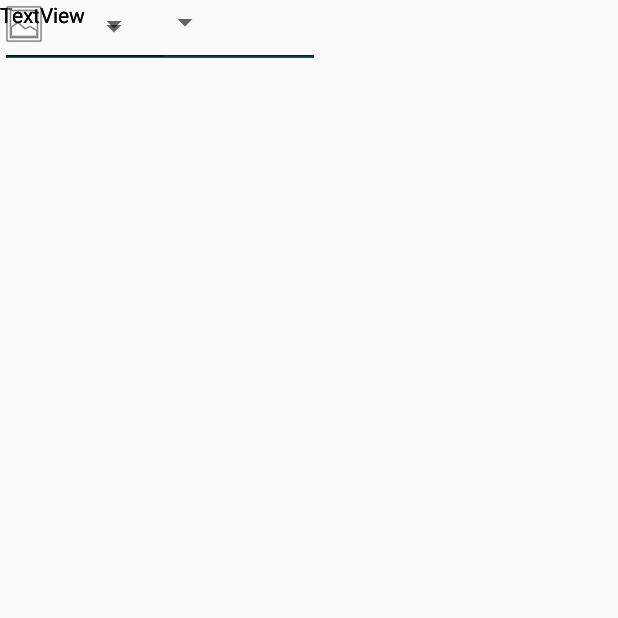
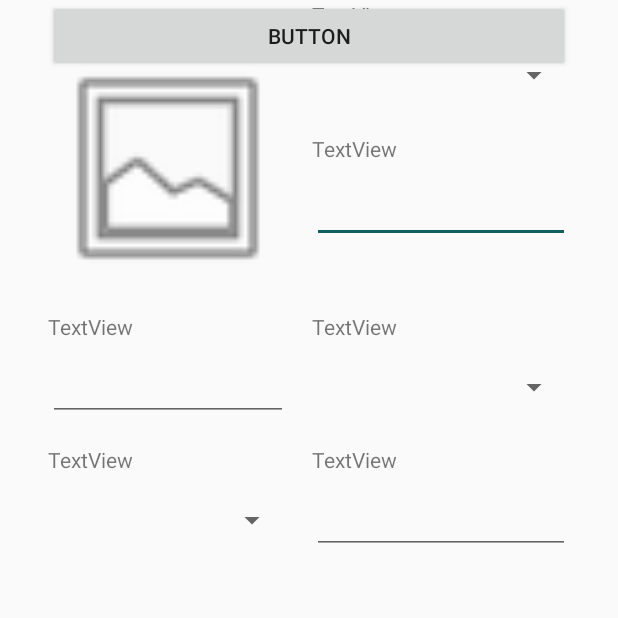
Before and after one commit to victorpereiradepaula/PetsForAll, an Android app: the AddPet screen opened directly, with no data from a screen before it, on a phone screen of 412 x 824 dp, the top half of it. Run offline under Robolectric (Android 15) with nearby library versions, the phone set to English and light mode, and no system bars.

Commit message:
tela de adição 1/3

```diff
--- a/app/src/main/res/layout/activity_add_pet.xml
+++ b/app/src/main/res/layout/activity_add_pet.xml
@@ -8,105 +8,144 @@
 
     <TextView
         android:id="@+id/textView6"
-        android:layout_width="wrap_content"
+        android:layout_width="0dp"
         android:layout_height="wrap_content"
+        android:layout_marginTop="16dp"
         android:text="TextView"
-        tools:layout_editor_absoluteX="53dp"
-        tools:layout_editor_absoluteY="153dp" />
+        app:layout_constraintEnd_toEndOf="@+id/spinner2"
+        app:layout_constraintStart_toStartOf="@+id/spinner2"
+        app:layout_constraintTop_toBottomOf="@+id/spinner2" />
 
     <TextView
         android:id="@+id/textView20"
-        android:layout_width="wrap_content"
+        android:layout_width="0dp"
         android:layout_height="wrap_content"
+        android:layout_marginTop="16dp"
         android:text="TextView"
-        tools:layout_editor_absoluteX="53dp"
-        tools:layout_editor_absoluteY="294dp" />
+        app:layout_constraintEnd_toEndOf="@+id/imageView"
+        app:layout_constraintStart_toStartOf="@+id/imageView"
+        app:layout_constraintTop_toBottomOf="@+id/imageView" />
 
     <TextView
         android:id="@+id/textView21"
-        android:layout_width="wrap_content"
+        android:layout_width="0dp"
         android:layout_height="wrap_content"
+        android:layout_marginTop="16dp"
         android:text="TextView"
-        tools:layout_editor_absoluteX="53dp"
-        tools:layout_editor_absoluteY="397dp" />
+        app:layout_constraintEnd_toEndOf="@+id/editText10"
+        app:layout_constraintStart_toStartOf="@+id/editText10"
+        app:layout_constraintTop_toBottomOf="@+id/editText10" />
 
     <TextView
         android:id="@+id/textView22"
-        android:layout_width="wrap_content"
+        android:layout_width="0dp"
         android:layout_height="wrap_content"
         android:text="TextView"
-        tools:layout_editor_absoluteX="152dp"
-        tools:layout_editor_absoluteY="397dp" />
+        app:layout_constraintEnd_toEndOf="@+id/spinner"
+        app:layout_constraintStart_toStartOf="@+id/spinner"
+        app:layout_constraintTop_toTopOf="@+id/textView21" />
 
     <TextView
         android:id="@+id/textView23"
-        android:layout_width="wrap_content"
+        android:layout_width="0dp"
         android:layout_height="wrap_content"
+        android:layout_marginEnd="32dp"
+        android:layout_marginLeft="16dp"
+        android:layout_marginRight="32dp"
+        android:layout_marginStart="16dp"
         android:text="TextView"
-        tools:layout_editor_absoluteX="204dp"
+        app:layout_constraintEnd_toEndOf="parent"
+        app:layout_constraintStart_toEndOf="@+id/imageView"
         tools:layout_editor_absoluteY="33dp" />
 
     <ImageView
         android:id="@+id/imageView"
-        android:layout_width="wrap_content"
-        android:layout_height="wrap_content"
-        app:srcCompat="@android:drawable/ic_menu_gallery"
-        tools:layout_editor_absoluteX="53dp"
-        tools:layout_editor_absoluteY="33dp" />
+        android:layout_width="160dp"
+        android:layout_height="160dp"
+        android:layout_marginLeft="32dp"
+        android:layout_marginStart="32dp"
+        android:layout_marginTop="32dp"
+        app:layout_constraintStart_toStartOf="parent"
+        app:layout_constraintTop_toTopOf="parent"
+        app:srcCompat="@android:drawable/ic_menu_gallery" />
 
     <EditText
         android:id="@+id/editText7"
-        android:layout_width="wrap_content"
+        android:layout_width="0dp"
         android:layout_height="wrap_content"
+        android:layout_marginTop="8dp"
         android:ems="10"
         android:inputType="textPersonName"
-        tools:layout_editor_absoluteX="53dp"
-        tools:layout_editor_absoluteY="194dp" />
+        app:layout_constraintEnd_toEndOf="@+id/textView6"
+        app:layout_constraintStart_toStartOf="@+id/textView6"
+        app:layout_constraintTop_toBottomOf="@+id/textView6" />
 
     <EditText
         android:id="@+id/editText8"
-        android:layout_width="wrap_content"
+        android:layout_width="0dp"
         android:layout_height="wrap_content"
+        android:layout_marginTop="8dp"
         android:ems="10"
         android:inputType="textPersonName"
-        tools:layout_editor_absoluteX="152dp"
-        tools:layout_editor_absoluteY="453dp" />
+        app:layout_constraintEnd_toEndOf="@+id/textView22"
+        app:layout_constraintHorizontal_bias="0.0"
+        app:layout_constraintStart_toStartOf="@+id/textView22"
+        app:layout_constraintTop_toBottomOf="@+id/textView22" />
 
     <TextView
         android:id="@+id/textView24"
-        android:layout_width="wrap_content"
+        android:layout_width="0dp"
         android:layout_height="wrap_content"
         android:text="TextView"
-        tools:layout_editor_absoluteX="210dp"
-        tools:layout_editor_absoluteY="294dp" />
+        app:layout_constraintEnd_toEndOf="@+id/editText7"
+        app:layout_constraintStart_toStartOf="@+id/editText7"
+        app:layout_constraintTop_toTopOf="@+id/textView20" />
 
     <Spinner
         android:id="@+id/spinner"
-        android:layout_width="100dp"
-        android:layout_height="32dp"
-        tools:layout_editor_absoluteX="210dp"
-        tools:layout_editor_absoluteY="329dp" />
+        android:layout_width="0dp"
+        android:layout_height="0dp"
+        android:layout_marginTop="8dp"
+        app:layout_constraintBottom_toBottomOf="@+id/editText10"
+        app:layout_constraintEnd_toEndOf="@+id/textView24"
+        app:layout_constraintStart_toStartOf="@+id/textView24"
+        app:layout_constraintTop_toBottomOf="@+id/textView24" />
 
     <Spinner
         android:id="@+id/spinner2"
-        android:layout_width="147dp"
-        android:layout_height="30dp"
-        tools:layout_editor_absoluteX="204dp"
-        tools:layout_editor_absoluteY="76dp" />
+        android:layout_width="0dp"
+        android:layout_height="46dp"
+        android:layout_marginTop="8dp"
+        app:layout_constraintEnd_toEndOf="@+id/textView23"
+        app:layout_constraintStart_toStartOf="@+id/textView23"
+        app:layout_constraintTop_toBottomOf="@+id/textView23" />
 
     <EditText
         android:id="@+id/editText10"
-        android:layout_width="113dp"
+        android:layout_width="0dp"
         android:layout_height="wrap_content"
+        android:layout_marginTop="8dp"
         android:ems="10"
         android:inputType="numberDecimal"
-        tools:layout_editor_absoluteX="39dp"
-        tools:layout_editor_absoluteY="329dp" />
+        app:layout_constraintEnd_toEndOf="@+id/textView20"
+        app:layout_constraintStart_toStartOf="@+id/textView20"
+        app:layout_constraintTop_toBottomOf="@+id/textView20" />
 
     <Spinner
         android:id="@+id/spinner3"
-        android:layout_width="100dp"
-        android:layout_height="38dp"
-        tools:layout_editor_absoluteX="29dp"
-        tools:layout_editor_absoluteY="453dp" />
+        android:layout_width="0dp"
+        android:layout_height="0dp"
+        app:layout_constraintBottom_toBottomOf="@+id/editText8"
+        app:layout_constraintEnd_toEndOf="@+id/textView21"
+        app:layout_constraintStart_toStartOf="@+id/textView21"
+        app:layout_constraintTop_toTopOf="@+id/editText8" />
+
+    <Button
+        android:id="@+id/button3"
+        android:layout_width="0dp"
+        android:layout_height="wrap_content"
+        android:text="Button"
+        app:layout_constraintEnd_toEndOf="@+id/editText8"
+        app:layout_constraintStart_toStartOf="@+id/spinner3"
+        tools:layout_editor_absoluteY="475dp" />
 </android.support.constraint.ConstraintLayout>
--- a/app/src/main/res/layout/fragment_adopt.xml
+++ b/app/src/main/res/layout/fragment_adopt.xml
@@ -5,8 +5,6 @@
     android:layout_width="match_parent"
     android:layout_height="match_parent"
     tools:context=".AdoptFragment">
-
-    <!-- TODO: Update blank fragment layout -->
 
     <android.support.design.widget.FloatingActionButton
         android:id="@+id/homeAdoptButton"
--- a/app/src/main/res/values/strings.xml
+++ b/app/src/main/res/values/strings.xml
@@ -1,49 +1,42 @@
 <resources>
     <string name="app_name">Pets for All</string>
+
+    <!-- Labels -->
     <string name="label_email">E-mail:</string>
     <string name="label_password">Senha:</string>
     <string name="label_confirmation">Confirmação da senha:</string>
-    <string name="button_signin">Entrar</string>
-    <string name="button_signup">Criar conta</string>
-    <string name="button_create">Criar</string>
-    <string name="donate">Doar</string>
-    <string name="adopt">Adotar</string>
-    <string name="profile">Perfil</string>
     <string name="label_name">Nome:</string>
     <string name="label_age">Idade:</string>
     <string name="label_race">Raça:</string>
     <string name="label_gender">Gênero</string>
+    <string name="label_species">Espécie:</string>
+    <string name="label_description">Descrição:</string>
+    <string name="label_dogs">Cães:</string>
+    <string name="label_cats">Gatos:</string>
+    <string name="label_phone">Telefone:</string>
+    <string name="label_distance">Distância máxima</string>
+
+    <!-- Buttons -->
+    <string name="button_signin">Entrar</string>
+    <string name="button_signup">Criar conta</string>
+    <string name="button_create">Criar</string>
+    <string name="button_save">Salvar</string>
+    <string name="button_recover_password">Esqueci minha senha</string>
+
+    <!-- Others -->
+    <string name="donate">Doar</string>
+    <string name="adopt">Adotar</string>
+    <string name="profile">Perfil</string>
     <string name="male">Macho</string>
     <string name="female">Fêmea</string>
-    <string name="species">Espécie</string>
     <string name="cat">Gato</string>
     <string name="dog">Cão</string>
-    <string name="label_description">Descrição:</string>
+    <string name="search_for">Mostrar-me</string>
     <string name="edit">Editar</string>
-    <string name="label_dogs">Cães:</string>
-    <string name="label_cats">Gatos:</string>
-    <string name="button_save">Salvar</string>
-    <string name="label_phone">Telefone:</string>
-    <string name="search_for">Mostrat-me</string>
-    <string name="label_distance">Distância máxima</string>
     <string name="adoption_setting">Configuração de adoção</string>
     <string name="contact">Contato</string>
     <string name="logout">Sair</string>
     <string name="title_activity_login">Sign in</string>
-
-    <!-- Strings related to login -->
-    <string name="prompt_email">Email</string>
-    <string name="prompt_password">Password (optional)</string>
-    <string name="action_sign_in">Sign in or register</string>
-    <string name="action_sign_in_short">Sign in</string>
-    <string name="error_invalid_email">This email address is invalid</string>
-    <string name="error_invalid_password">This password is too short</string>
-    <string name="error_incorrect_password">This password is incorrect</string>
-    <string name="error_field_required">This field is required</string>
-    <string name="permission_rationale">"Contacts permissions are needed for providing email
-        completions."
-    </string>
-    <string name="button_recover_password">Esqueci minha senha</string>
     <string name="not_implemented">Funcionalidade não implementada nesta versão do aplicativo.</string>
 
     <!-- TODO: Remove or change this placeholder text -->
```
